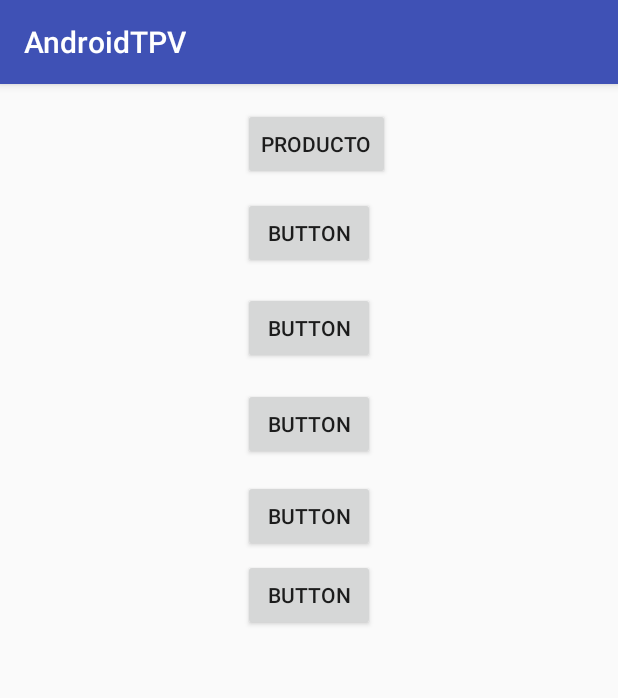
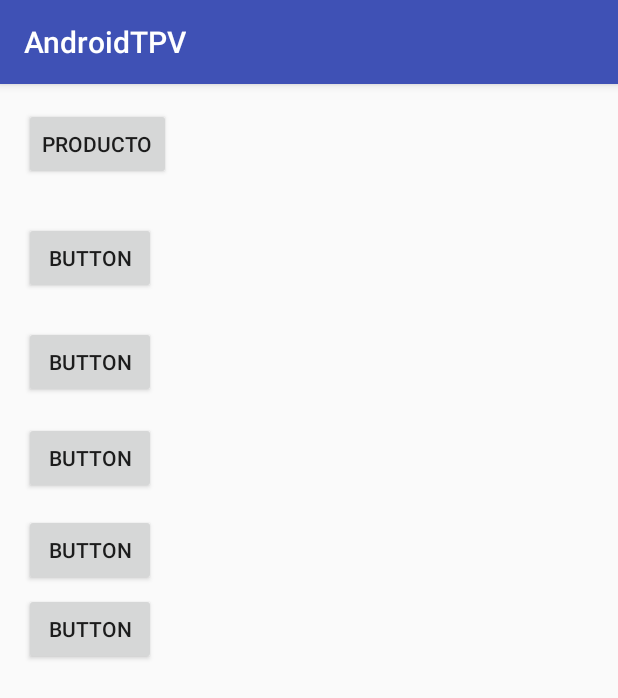
Before and after one commit to SergioCuevas/BakeryTPV-Android, an Android app: the MainActivity screen opened directly, with no data from a screen before it, on a phone screen of 412 x 824 dp. Shown: the top 698 px of the screen. Run offline under Robolectric (Android 15) with nearby library versions, the phone set to English and light mode, and no system bars.

Commit message:
Inicio del CRUD

```diff
--- a/app/build.gradle
+++ b/app/build.gradle
@@ -26,6 +26,7 @@ dependencies {
     })
     compile 'com.squareup.retrofit2:retrofit:2.1.0'
     compile 'com.squareup.retrofit2:converter-gson:2.0.0'
+    compile 'com.google.code.gson:gson:2.6.2'
     compile 'com.android.support:appcompat-v7:25.0.1'
     compile 'com.android.support:design:25.0.1'
     testCompile 'junit:junit:4.12'
--- a/app/src/main/java/com/bakery/dam/androidtpv/controller/activities/login/LoginActivity.java
+++ b/app/src/main/java/com/bakery/dam/androidtpv/controller/activities/login/LoginActivity.java
@@ -26,9 +26,7 @@ import com.bakery.dam.androidtpv.controller.managers.LoginCallback;
 import com.bakery.dam.androidtpv.controller.managers.UserLoginManager;
 import com.bakery.dam.androidtpv.model.UserToken;
 
-/**
- * A login screen that offers login via email/password.
- */
+
 public class LoginActivity extends AppCompatActivity implements LoginCallback {
 
     // Elementos de la UI
--- a/app/src/main/res/layout/activity_main.xml
+++ b/app/src/main/res/layout/activity_main.xml
@@ -9,25 +9,6 @@
     android:paddingRight="@dimen/activity_horizontal_margin"
     android:paddingTop="@dimen/activity_vertical_margin"
     tools:context="com.bakery.dam.androidtpv.controller.activities.main.MainActivity">
-
-    <Button
-        android:text="Button"
-        android:layout_width="wrap_content"
-        android:layout_height="wrap_content"
-        android:id="@+id/button2"
-        android:layout_marginTop="11dp"
-        android:layout_below="@+id/button1"
-        android:layout_alignLeft="@+id/button1"
-        android:layout_alignStart="@+id/button1" />
-
-    <Button
-        android:text="Button"
-        android:layout_width="wrap_content"
-        android:layout_height="wrap_content"
-        android:id="@+id/button3"
-        android:layout_marginTop="15dp"
-        android:layout_below="@+id/button2"
-        android:layout_centerHorizontal="true" />
 
     <Button
         android:text="Button"
@@ -65,7 +46,27 @@
         android:layout_height="wrap_content"
         android:id="@+id/button1"
         android:layout_alignParentTop="true"
-        android:layout_alignLeft="@+id/button3"
-        android:layout_alignStart="@+id/button3" />
+        android:layout_alignParentLeft="true"
+        android:layout_alignParentStart="true" />
+
+    <Button
+        android:text="Button"
+        android:layout_width="wrap_content"
+        android:layout_height="wrap_content"
+        android:id="@+id/button3"
+        android:layout_marginTop="21dp"
+        android:layout_below="@+id/button2"
+        android:layout_alignParentLeft="true"
+        android:layout_alignParentStart="true" />
+
+    <Button
+        android:text="Button"
+        android:layout_width="wrap_content"
+        android:layout_height="wrap_content"
+        android:id="@+id/button2"
+        android:layout_marginTop="28dp"
+        android:layout_below="@+id/button1"
+        android:layout_alignParentLeft="true"
+        android:layout_alignParentStart="true" />
 
 </RelativeLayout>
--- a/app/src/main/res/values/strings.xml
+++ b/app/src/main/res/values/strings.xml
@@ -10,5 +10,6 @@
     <string name="error_invalid_password">This password is too short</string>
     <string name="error_incorrect_username_or_password">Username or password are  incorrect</string>
     <string name="error_field_required">This field is required</string>
+    <string name="register">Register</string>
 
 </resources>
```
Also changed, not shown: app/src/main/java/com/bakery/dam/androidtpv/controller/services/ProductService.java (added, +37 -0 lines), app/src/main/java/com/bakery/dam/androidtpv/model/Product.java (added, +68 -0 lines), app/src/main/java/com/bakery/dam/androidtpv/model/Tipo.java (added, +45 -0 lines), app/src/main/res/layout-land/activity_login.xml (added, +93 -0 lines), app/src/main/res/layout/activity_login.xml (+3 -5 lines).
